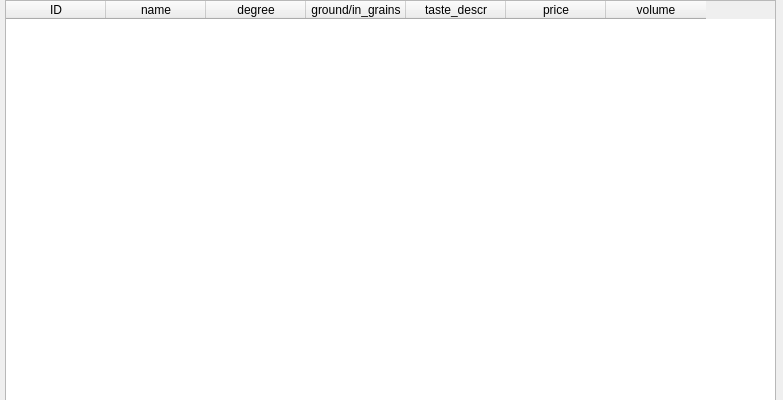
Old version of the form coffee_tb.ui in the repository Arslan123-Pp/coffee.
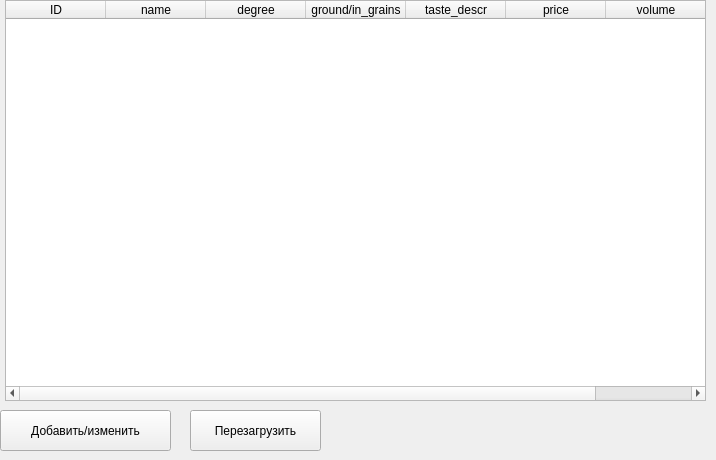
New version of the form.

What changed in the file:
```diff
--- a/coffee_tb.ui
+++ b/coffee_tb.ui
@@ -6,8 +6,8 @@
    <rect>
     <x>0</x>
     <y>0</y>
-    <width>783</width>
-    <height>400</height>
+    <width>716</width>
+    <height>460</height>
    </rect>
   </property>
   <property name="windowTitle">
@@ -18,7 +18,7 @@
     <rect>
      <x>5</x>
      <y>0</y>
-     <width>771</width>
+     <width>701</width>
      <height>401</height>
     </rect>
    </property>
@@ -58,6 +58,32 @@
     </property>
    </column>
   </widget>
+  <widget class="QPushButton" name="btn">
+   <property name="geometry">
+    <rect>
+     <x>0</x>
+     <y>410</y>
+     <width>171</width>
+     <height>41</height>
+    </rect>
+   </property>
+   <property name="text">
+    <string>Добавить/изменить</string>
+   </property>
+  </widget>
+  <widget class="QPushButton" name="btnp">
+   <property name="geometry">
+    <rect>
+     <x>190</x>
+     <y>410</y>
+     <width>131</width>
+     <height>41</height>
+    </rect>
+   </property>
+   <property name="text">
+    <string>Перезагрузить</string>
+   </property>
+  </widget>
  </widget>
  <resources/>
  <connections/>
```
